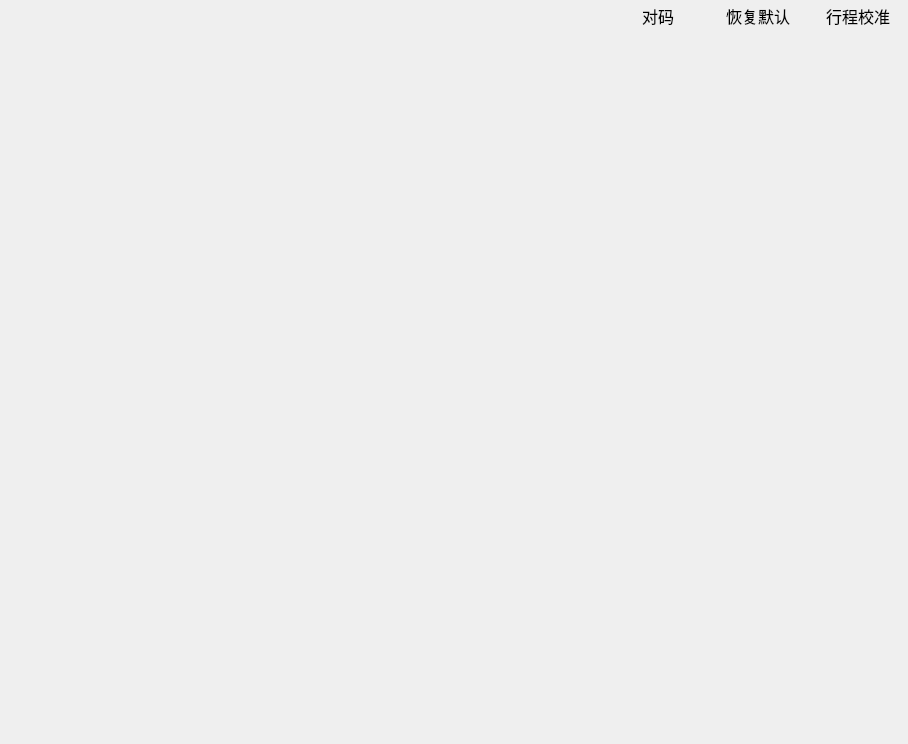
wlffeng2008/AkkoStudio, file FrameDeviceHolder.ui: the form before one commit.
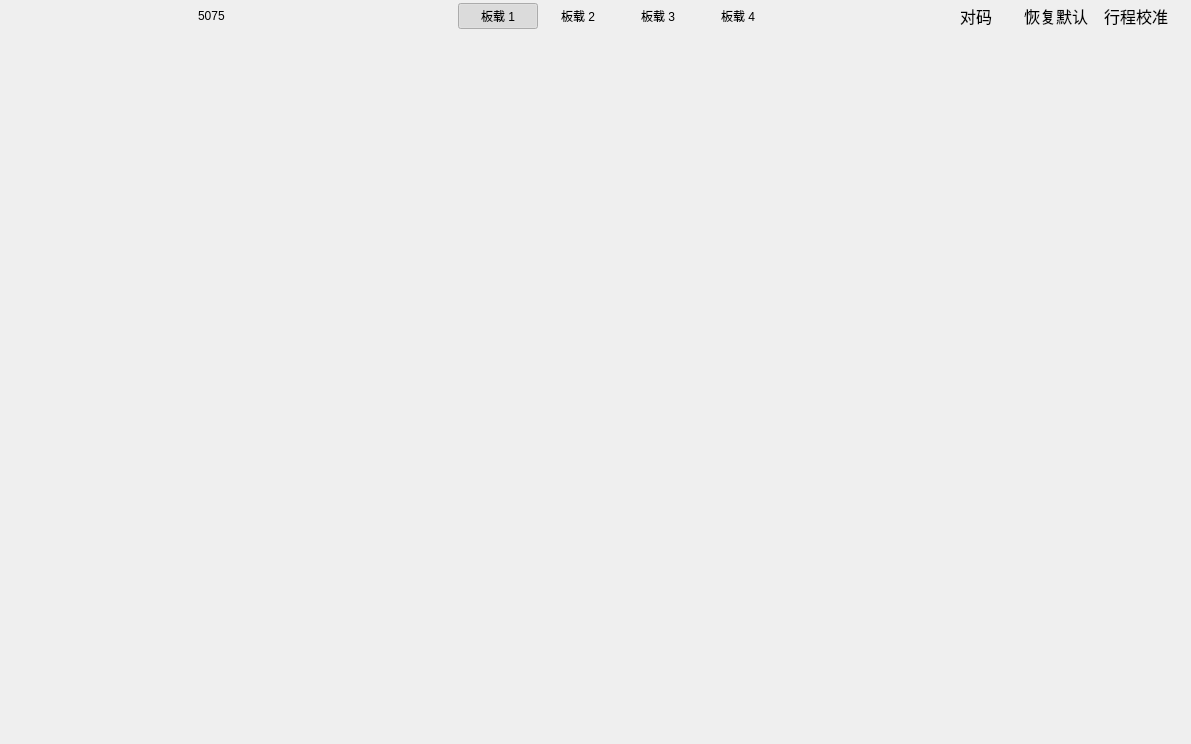
The form after the commit. Icons and pictures are not drawn. Custom widgets are drawn as their Qt base class.

Diff of the .ui file:
```diff
--- a/FrameDeviceHolder.ui
+++ b/FrameDeviceHolder.ui
@@ -6,14 +6,14 @@
    <rect>
     <x>0</x>
     <y>0</y>
-    <width>908</width>
+    <width>1191</width>
     <height>744</height>
    </rect>
   </property>
   <property name="windowTitle">
    <string>Frame</string>
   </property>
-  <layout class="QVBoxLayout" name="verticalLayout">
+  <layout class="QHBoxLayout" name="horizontalLayout_2" stretch="0,1">
    <property name="spacing">
     <number>0</number>
    </property>
@@ -24,142 +24,12 @@
     <number>0</number>
    </property>
    <property name="rightMargin">
-    <number>0</number>
+    <number>5</number>
    </property>
    <property name="bottomMargin">
-    <number>0</number>
-   </property>
-   <item>
-    <layout class="QHBoxLayout" name="horizontalLayout">
-     <property name="spacing">
-      <number>20</number>
-     </property>
-     <property name="rightMargin">
       <number>10</number>
      </property>
-     <item>
-      <spacer name="horizontalSpacer">
-       <property name="orientation">
-        <enum>Qt::Orientation::Horizontal</enum>
-       </property>
-       <property name="sizeHint" stdset="0">
-        <size>
-         <width>40</width>
-         <height>20</height>
-        </size>
-       </property>
-      </spacer>
-     </item>
-     <item>
-      <widget class="QPushButton" name="pushButtonPairing">
-       <property name="font">
-        <font>
-         <pointsize>12</pointsize>
-        </font>
-       </property>
-       <property name="cursor">
-        <cursorShape>PointingHandCursor</cursorShape>
-       </property>
-       <property name="focusPolicy">
-        <enum>Qt::FocusPolicy::NoFocus</enum>
-       </property>
-       <property name="styleSheet">
-        <string notr="true">QPushButton::pressed{border:none; background:transparent;}</string>
-       </property>
-       <property name="text">
-        <string>对码</string>
-       </property>
-       <property name="icon">
-        <iconset resource="res.qrc">
-         <normaloff>:/images/m/duima.svg</normaloff>:/images/m/duima.svg</iconset>
-       </property>
-       <property name="iconSize">
-        <size>
-         <width>20</width>
-         <height>20</height>
-        </size>
-       </property>
-       <property name="flat">
-        <bool>true</bool>
-       </property>
-      </widget>
-     </item>
-     <item>
-      <widget class="QPushButton" name="pushButtonReset">
-       <property name="font">
-        <font>
-         <pointsize>12</pointsize>
-        </font>
-       </property>
-       <property name="cursor">
-        <cursorShape>PointingHandCursor</cursorShape>
-       </property>
-       <property name="focusPolicy">
-        <enum>Qt::FocusPolicy::NoFocus</enum>
-       </property>
-       <property name="styleSheet">
-        <string notr="true">QPushButton::pressed{border:none; background:transparent;}</string>
-       </property>
-       <property name="text">
-        <string>恢复默认</string>
-       </property>
-       <property name="icon">
-        <iconset resource="res.qrc">
-         <normaloff>:/images/m-reset.png</normaloff>:/images/m-reset.png</iconset>
-       </property>
-       <property name="iconSize">
-        <size>
-         <width>20</width>
-         <height>20</height>
-        </size>
-       </property>
-       <property name="flat">
-        <bool>true</bool>
-       </property>
-      </widget>
-     </item>
-     <item>
-      <widget class="QPushButton" name="pushButtonFixline">
-       <property name="font">
-        <font>
-         <pointsize>12</pointsize>
-        </font>
-       </property>
-       <property name="cursor">
-        <cursorShape>PointingHandCursor</cursorShape>
-       </property>
-       <property name="focusPolicy">
-        <enum>Qt::FocusPolicy::NoFocus</enum>
-       </property>
-       <property name="styleSheet">
-        <string notr="true">QPushButton::pressed{border:none; background:transparent;}</string>
-       </property>
-       <property name="text">
-        <string>行程校准</string>
-       </property>
-       <property name="icon">
-        <iconset resource="res.qrc">
-         <normaloff>:/images/m-fixline.png</normaloff>:/images/m-fixline.png</iconset>
-       </property>
-       <property name="iconSize">
-        <size>
-         <width>20</width>
-         <height>20</height>
-        </size>
-       </property>
-       <property name="flat">
-        <bool>true</bool>
-       </property>
-      </widget>
-     </item>
-    </layout>
-   </item>
-   <item>
-    <layout class="QHBoxLayout" name="horizontalLayoutB" stretch="0,1">
-     <property name="spacing">
-      <number>0</number>
-     </property>
-     <item alignment="Qt::AlignmentFlag::AlignLeft">
+   <item alignment="Qt::AlignmentFlag::AlignHCenter">
       <widget class="QFrame" name="FrameLeft">
        <property name="minimumSize">
         <size>
@@ -169,22 +39,43 @@
        </property>
        <layout class="QVBoxLayout" name="verticalLayoutBL">
         <property name="spacing">
-         <number>36</number>
+       <number>30</number>
         </property>
         <property name="leftMargin">
          <number>0</number>
         </property>
         <property name="topMargin">
-         <number>0</number>
+       <number>5</number>
         </property>
         <property name="rightMargin">
          <number>0</number>
         </property>
         <property name="bottomMargin">
-         <number>30</number>
-        </property>
-        <item>
+       <number>10</number>
+      </property>
+      <item alignment="Qt::AlignmentFlag::AlignHCenter">
          <widget class="QPushButton" name="pushButtonReturn">
+        <property name="minimumSize">
+         <size>
+          <width>40</width>
+          <height>40</height>
+         </size>
+        </property>
+        <property name="maximumSize">
+         <size>
+          <width>40</width>
+          <height>40</height>
+         </size>
+        </property>
+        <property name="cursor">
+         <cursorShape>PointingHandCursor</cursorShape>
+        </property>
+        <property name="focusPolicy">
+         <enum>Qt::FocusPolicy::NoFocus</enum>
+        </property>
+        <property name="styleSheet">
+         <string notr="true">QPushButton::pressed{border:none; background:transparent;}</string>
+        </property>
           <property name="text">
            <string/>
           </property>
@@ -429,6 +320,277 @@
         </item>
        </layout>
       </widget>
+   </item>
+   <item>
+    <layout class="QVBoxLayout" name="verticalLayout" stretch="0,1">
+     <property name="spacing">
+      <number>0</number>
+     </property>
+     <item>
+      <layout class="QHBoxLayout" name="horizontalLayout">
+       <property name="rightMargin">
+        <number>10</number>
+       </property>
+       <item>
+        <layout class="QHBoxLayout" name="horizontalLayout_3">
+         <property name="spacing">
+          <number>30</number>
+         </property>
+         <property name="leftMargin">
+          <number>60</number>
+         </property>
+         <property name="rightMargin">
+          <number>0</number>
+         </property>
+         <item>
+          <widget class="QLabel" name="labelName">
+           <property name="text">
+            <string notr="true">5075</string>
+           </property>
+          </widget>
+         </item>
+         <item>
+          <widget class="QLabel" name="labelPower">
+           <property name="text">
+            <string/>
+           </property>
+           <property name="pixmap">
+            <pixmap resource="res.qrc">:/images/battery.png</pixmap>
+           </property>
+          </widget>
+         </item>
+         <item>
+          <widget class="QLabel" name="labelType">
+           <property name="text">
+            <string/>
+           </property>
+           <property name="pixmap">
+            <pixmap resource="res.qrc">:/images/connect/USB-2.png</pixmap>
+           </property>
+          </widget>
+         </item>
+        </layout>
+       </item>
+       <item>
+        <spacer name="horizontalSpacer_3">
+         <property name="orientation">
+          <enum>Qt::Orientation::Horizontal</enum>
+         </property>
+         <property name="sizeHint" stdset="0">
+          <size>
+           <width>40</width>
+           <height>20</height>
+          </size>
+         </property>
+        </spacer>
+       </item>
+       <item>
+        <widget class="QPushButton" name="pushButtonLayer0">
+         <property name="cursor">
+          <cursorShape>PointingHandCursor</cursorShape>
+         </property>
+         <property name="text">
+          <string>板载 1</string>
+         </property>
+         <property name="checkable">
+          <bool>true</bool>
+         </property>
+         <property name="checked">
+          <bool>true</bool>
+         </property>
+         <property name="autoExclusive">
+          <bool>true</bool>
+         </property>
+         <property name="flat">
+          <bool>true</bool>
+         </property>
+         <attribute name="buttonGroup">
+          <string notr="true">buttonGroupLayer</string>
+         </attribute>
+        </widget>
+       </item>
+       <item>
+        <widget class="QPushButton" name="pushButtonLayer1">
+         <property name="cursor">
+          <cursorShape>PointingHandCursor</cursorShape>
+         </property>
+         <property name="text">
+          <string>板载 2</string>
+         </property>
+         <property name="checkable">
+          <bool>true</bool>
+         </property>
+         <property name="autoExclusive">
+          <bool>true</bool>
+         </property>
+         <property name="flat">
+          <bool>true</bool>
+         </property>
+         <attribute name="buttonGroup">
+          <string notr="true">buttonGroupLayer</string>
+         </attribute>
+        </widget>
+       </item>
+       <item>
+        <widget class="QPushButton" name="pushButtonLayer2">
+         <property name="cursor">
+          <cursorShape>PointingHandCursor</cursorShape>
+         </property>
+         <property name="text">
+          <string>板载 3</string>
+         </property>
+         <property name="checkable">
+          <bool>true</bool>
+         </property>
+         <property name="autoExclusive">
+          <bool>true</bool>
+         </property>
+         <property name="flat">
+          <bool>true</bool>
+         </property>
+         <attribute name="buttonGroup">
+          <string notr="true">buttonGroupLayer</string>
+         </attribute>
+        </widget>
+       </item>
+       <item>
+        <widget class="QPushButton" name="pushButtonLayer3">
+         <property name="cursor">
+          <cursorShape>PointingHandCursor</cursorShape>
+         </property>
+         <property name="text">
+          <string>板载 4</string>
+         </property>
+         <property name="checkable">
+          <bool>true</bool>
+         </property>
+         <property name="autoExclusive">
+          <bool>true</bool>
+         </property>
+         <property name="flat">
+          <bool>true</bool>
+         </property>
+         <attribute name="buttonGroup">
+          <string notr="true">buttonGroupLayer</string>
+         </attribute>
+        </widget>
+       </item>
+       <item>
+        <spacer name="horizontalSpacer">
+         <property name="orientation">
+          <enum>Qt::Orientation::Horizontal</enum>
+         </property>
+         <property name="sizeHint" stdset="0">
+          <size>
+           <width>40</width>
+           <height>20</height>
+          </size>
+         </property>
+        </spacer>
+       </item>
+       <item>
+        <widget class="QPushButton" name="pushButtonPairing">
+         <property name="font">
+          <font>
+           <pointsize>12</pointsize>
+          </font>
+         </property>
+         <property name="cursor">
+          <cursorShape>PointingHandCursor</cursorShape>
+         </property>
+         <property name="focusPolicy">
+          <enum>Qt::FocusPolicy::NoFocus</enum>
+         </property>
+         <property name="styleSheet">
+          <string notr="true">QPushButton::pressed{border:none; background:transparent;}</string>
+         </property>
+         <property name="text">
+          <string>对码</string>
+         </property>
+         <property name="icon">
+          <iconset resource="res.qrc">
+           <normaloff>:/images/m/duima.svg</normaloff>:/images/m/duima.svg</iconset>
+         </property>
+         <property name="iconSize">
+          <size>
+           <width>20</width>
+           <height>20</height>
+          </size>
+         </property>
+         <property name="flat">
+          <bool>true</bool>
+         </property>
+        </widget>
+       </item>
+       <item>
+        <widget class="QPushButton" name="pushButtonReset">
+         <property name="font">
+          <font>
+           <pointsize>12</pointsize>
+          </font>
+         </property>
+         <property name="cursor">
+          <cursorShape>PointingHandCursor</cursorShape>
+         </property>
+         <property name="focusPolicy">
+          <enum>Qt::FocusPolicy::NoFocus</enum>
+         </property>
+         <property name="styleSheet">
+          <string notr="true">QPushButton::pressed{border:none; background:transparent;}</string>
+         </property>
+         <property name="text">
+          <string>恢复默认</string>
+         </property>
+         <property name="icon">
+          <iconset resource="res.qrc">
+           <normaloff>:/images/m-reset.png</normaloff>:/images/m-reset.png</iconset>
+         </property>
+         <property name="iconSize">
+          <size>
+           <width>20</width>
+           <height>20</height>
+          </size>
+         </property>
+         <property name="flat">
+          <bool>true</bool>
+         </property>
+        </widget>
+       </item>
+       <item>
+        <widget class="QPushButton" name="pushButtonFixline">
+         <property name="font">
+          <font>
+           <pointsize>12</pointsize>
+          </font>
+         </property>
+         <property name="cursor">
+          <cursorShape>PointingHandCursor</cursorShape>
+         </property>
+         <property name="focusPolicy">
+          <enum>Qt::FocusPolicy::NoFocus</enum>
+         </property>
+         <property name="styleSheet">
+          <string notr="true">QPushButton::pressed{border:none; background:transparent;}</string>
+         </property>
+         <property name="text">
+          <string>行程校准</string>
+         </property>
+         <property name="icon">
+          <iconset resource="res.qrc">
+           <normaloff>:/images/m-fixline.png</normaloff>:/images/m-fixline.png</iconset>
+         </property>
+         <property name="iconSize">
+          <size>
+           <width>20</width>
+           <height>20</height>
+          </size>
+         </property>
+         <property name="flat">
+          <bool>true</bool>
+         </property>
+        </widget>
+       </item>
+      </layout>
      </item>
      <item>
       <layout class="QHBoxLayout" name="horizontalLayoutBR">
@@ -436,7 +598,7 @@
         <number>0</number>
        </property>
        <property name="rightMargin">
-        <number>0</number>
+        <number>5</number>
        </property>
       </layout>
      </item>
```
Left out of the diff: 7 changed lines with no effect on the pictures. Lines whose indentation alone changed are shown as unchanged.
